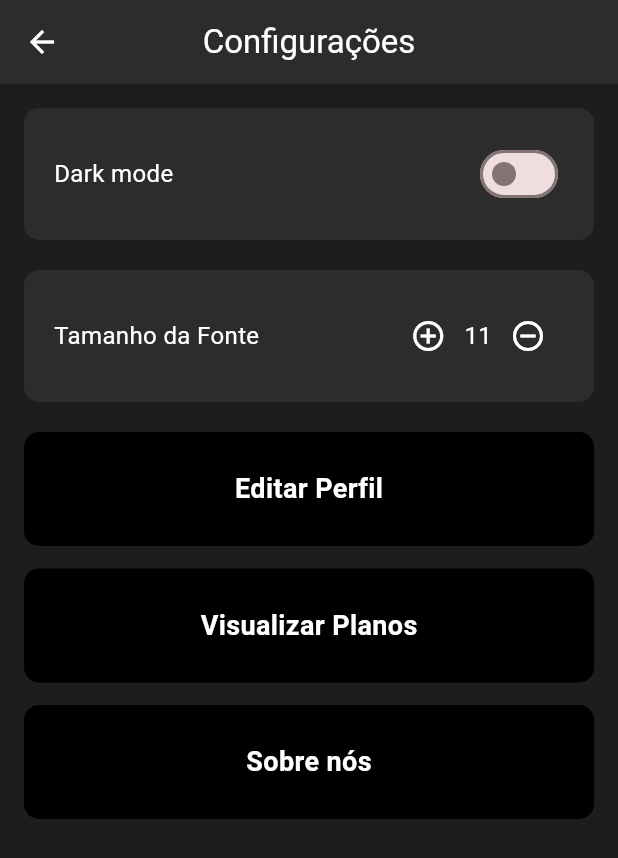
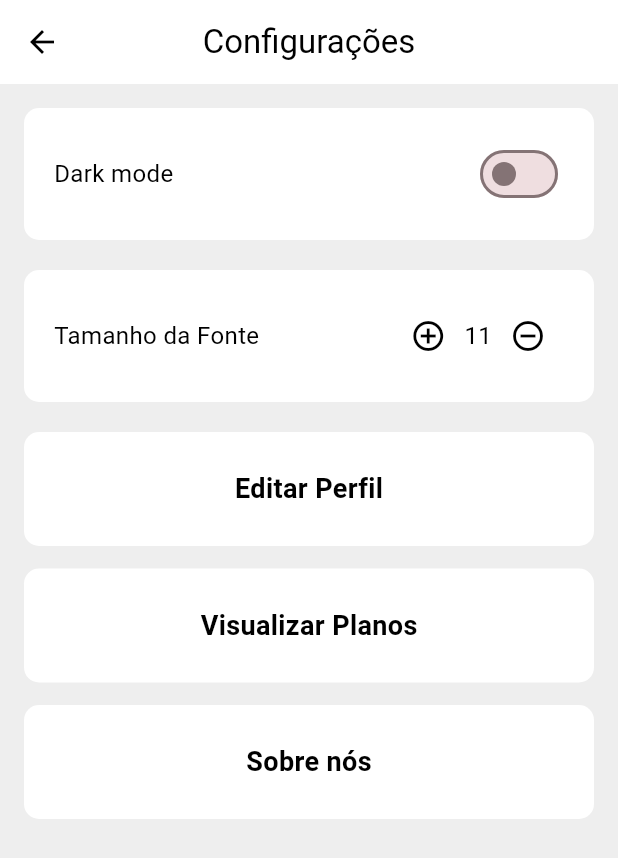
Before and after one commit to LKaio16/indiestream-app, a Flutter app: the PaginaConfiguracao screen opened directly, after a tap on the "add circle outline" icon, on a phone screen of 412 x 824 dp. Shown: the top 858 px of the screen. Run offline on Flutter 3.47's test engine with Material 3 defaults, Android fonts, the phone set to English and light mode, and no system bars; our stand-ins replace cached_network_image, font_awesome_flutter, shared_preferences; accounts and stored records are empty.

Commit message:
Feacture: Adicionando ao sistema modos de escuro e claro

```diff
--- a/lib/config_page.dart
+++ b/lib/config_page.dart
@@ -1,4 +1,5 @@
 import 'package:flutter/material.dart';
+import 'package:shared_preferences/shared_preferences.dart';
 import 'edicao-perfil_screen.dart' as edit;
 import 'sobre_nos.dart' as sobre;
 import './planos_page.dart';
@@ -13,16 +14,40 @@ class _PaginaConfiguracaoState extends State<PaginaConfiguracao> {
   int fontSize = 10;
 
   @override
+  void initState() {
+    super.initState();
+    _loadPreferences();
+  }
+
+  void _loadPreferences() async {
+    final prefs = await SharedPreferences.getInstance();
+    setState(() {
+      isDarkMode = prefs.getBool('config_darkMode') ?? false;
+      fontSize = prefs.getInt('config_fontSize') ?? 10;
+    });
+  }
+
+  void _savePreferences() async {
+    final prefs = await SharedPreferences.getInstance();
+    prefs.setBool('config_darkMode', isDarkMode);
+    prefs.setInt('config_fontSize', fontSize);
+  }
+
+  @override
   Widget build(BuildContext context) {
+    final bgColor = isDarkMode ? Color(0xFF1D1D1D) : Colors.grey[200];
+    final cardColor = isDarkMode ? Color(0xFF2C2C2C) : Colors.white;
+    final textColor = isDarkMode ? Colors.white : Colors.black;
+
     return Scaffold(
-      backgroundColor: Color(0xFF1D1D1D),
+      backgroundColor: bgColor,
       appBar: AppBar(
-        backgroundColor: Color(0xFF2C2C2C),
+        backgroundColor: isDarkMode ? Color(0xFF2C2C2C) : Colors.white,
         elevation: 0,
-        title: Text("Configurações", style: TextStyle(color: Colors.white)),
+        title: Text("Configurações", style: TextStyle(color: textColor)),
         centerTitle: true,
         leading: IconButton(
-          icon: Icon(Icons.arrow_back, color: Colors.white),
+          icon: Icon(Icons.arrow_back, color: textColor),
           onPressed: () {
             Navigator.pop(context);
           },
@@ -36,39 +61,34 @@ class _PaginaConfiguracaoState extends State<PaginaConfiguracao> {
             _criarItemToggle("Dark mode", isDarkMode, (value) {
               setState(() {
                 isDarkMode = value;
+                _savePreferences();
               });
-            }),
+            }, cardColor, textColor),
             SizedBox(height: 20),
-            _criarItemFonte("Tamanho da Fonte"),
+            _criarItemFonte("Tamanho da Fonte", cardColor, textColor),
             SizedBox(height: 20),
             GestureDetector(
               onTap: () {
-                Navigator.push(
-                  context,
-                  MaterialPageRoute(builder: (context) => edit.TelaEdicaoPerfil()),
-                );
+                Navigator.push(context,
+                    MaterialPageRoute(builder: (context) => edit.TelaEdicaoPerfil()));
               },
-              child: _criarBotao("Editar Perfil"),
+              child: _criarBotao("Editar Perfil", cardColor, textColor),
             ),
             SizedBox(height: 15),
             GestureDetector(
               onTap: () {
-                Navigator.push(
-                  context,
-                  MaterialPageRoute(builder: (context) => TelaPlanos()),
-                );
+                Navigator.push(context,
+                    MaterialPageRoute(builder: (context) => TelaPlanos()));
               },
-              child: _criarBotao("Visualizar Planos"),
+              child: _criarBotao("Visualizar Planos", cardColor, textColor),
             ),
             SizedBox(height: 15),
             GestureDetector(
               onTap: () {
-                Navigator.push(
-                  context,
-                  MaterialPageRoute(builder: (context) => sobre.PaginaSobre()),
-                );
+                Navigator.push(context,
+                    MaterialPageRoute(builder: (context) => sobre.PaginaSobre()));
               },
-              child: _criarBotao("Sobre nós"),
+              child: _criarBotao("Sobre nós", cardColor, textColor),
             ),
           ],
         ),
@@ -76,18 +96,18 @@ class _PaginaConfiguracaoState extends State<PaginaConfiguracao> {
     );
   }
 
-
-  Widget _criarItemToggle(String titulo, bool valor, Function(bool) onChanged) {
+  Widget _criarItemToggle(String titulo, bool valor, Function(bool) onChanged,
+      Color cardColor, Color textColor) {
     return Container(
       padding: EdgeInsets.all(20),
       decoration: BoxDecoration(
-        color: Color(0xFF2C2C2C),
+        color: cardColor,
         borderRadius: BorderRadius.circular(10),
       ),
       child: Row(
         mainAxisAlignment: MainAxisAlignment.spaceBetween,
         children: [
-          Text(titulo, style: TextStyle(color: Colors.white, fontSize: 16)),
+          Text(titulo, style: TextStyle(color: textColor, fontSize: 16)),
           Switch(
             value: valor,
             onChanged: onChanged,
@@ -98,33 +118,35 @@ class _PaginaConfiguracaoState extends State<PaginaConfiguracao> {
     );
   }
 
-  Widget _criarItemFonte(String titulo) {
+  Widget _criarItemFonte(String titulo, Color cardColor, Color textColor) {
     return Container(
       padding: EdgeInsets.all(20),
       decoration: BoxDecoration(
-        color: Color(0xFF2C2C2C),
+        color: cardColor,
         borderRadius: BorderRadius.circular(10),
       ),
       child: Row(
         mainAxisAlignment: MainAxisAlignment.spaceBetween,
         children: [
-          Text(titulo, style: TextStyle(color: Colors.white, fontSize: 16)),
+          Text(titulo, style: TextStyle(color: textColor, fontSize: 16)),
           Row(
             children: [
               IconButton(
-                icon: Icon(Icons.add_circle_outline, color: Colors.white),
+                icon: Icon(Icons.add_circle_outline, color: textColor),
                 onPressed: () {
                   setState(() {
                     if (fontSize < 20) fontSize++;
+                    _savePreferences();
                   });
                 },
               ),
-              Text("$fontSize", style: TextStyle(color: Colors.white, fontSize: 16)),
+              Text("$fontSize", style: TextStyle(color: textColor, fontSize: 16)),
               IconButton(
-                icon: Icon(Icons.remove_circle_outline, color: Colors.white),
+                icon: Icon(Icons.remove_circle_outline, color: textColor),
                 onPressed: () {
                   setState(() {
                     if (fontSize > 8) fontSize--;
+                    _savePreferences();
                   });
                 },
               ),
@@ -135,17 +157,21 @@ class _PaginaConfiguracaoState extends State<PaginaConfiguracao> {
     );
   }
 
-  Widget _criarBotao(String texto) {
+  Widget _criarBotao(String texto, Color cardColor, Color textColor) {
     return Container(
       padding: EdgeInsets.symmetric(vertical: 25),
       decoration: BoxDecoration(
-        color: Colors.black,
+        color: cardColor,
         borderRadius: BorderRadius.circular(10),
       ),
       child: Center(
         child: Text(
           texto,
-          style: TextStyle(color: Colors.white, fontSize: 18, fontWeight: FontWeight.bold),
+          style: TextStyle(
+            color: textColor,
+            fontSize: 18,
+            fontWeight: FontWeight.bold,
+          ),
         ),
       ),
     );
```
Also changed, not shown: pubspec.lock.
